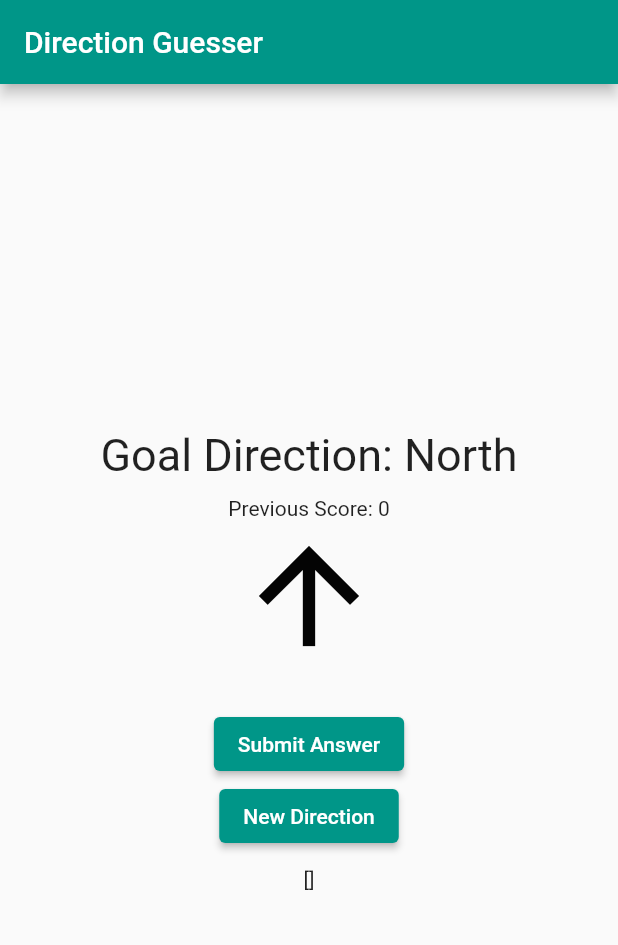
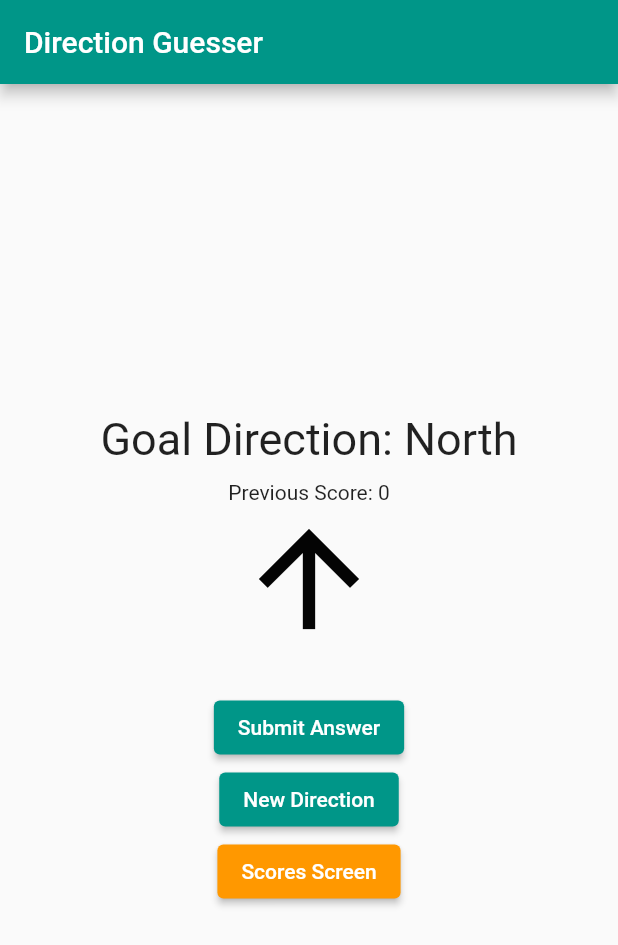
Before and after one commit to ryfuller03/project-3-sensory-overload, a Flutter app: the MyMagnet screen opened directly, after a tap on "Submit Answer", on a phone screen of 412 x 824 dp. Shown: the top 945 px of the screen. Run offline on Flutter 3.47's test engine with Material 2 defaults, Android fonts, the phone set to English and light mode, and no system bars; our stand-ins replace sensors_plus.

Commit message:
Functionally Complete

```diff
--- a/project_3_sensory_overload/lib/game.dart
+++ b/project_3_sensory_overload/lib/game.dart
@@ -2,7 +2,7 @@ import 'dart:async';
 import 'dart:math';
 
 import 'package:flutter/material.dart';
-import 'package:project_3_sensory_overload/main.dart';
+import 'package:project_3_sensory_overload/scoreboard.dart';
 import 'package:sensors_plus/sensors_plus.dart';
 
 class Item {
@@ -19,13 +19,14 @@ class Item {
   }
 }
 
+// ignore: must_be_immutable
 class MyMagnet extends StatefulWidget {
   List<int> scoresList;
 
   MyMagnet({super.key, required this.scoresList});
 
   @override
-  State createState() => MyMagnetState(scoresList);
+  State createState() => MyMagnetState();
 }
 
 class MyMagnetState extends State<MyMagnet> {
@@ -36,9 +37,8 @@ class MyMagnetState extends State<MyMagnet> {
   bool orangeArrowVisible = false;
   final _streamSubscriptions = <StreamSubscription<dynamic>>[];
   final Color themeColor = Colors.teal;
-  final List<int> scoresList;
 
-  MyMagnetState(this.scoresList) {
+  MyMagnetState() {
     setRandomDirection();
   }
 
@@ -57,7 +57,7 @@ class MyMagnetState extends State<MyMagnet> {
   void showSolution() {
     orangeArrowVisible = true;
     previousScore = score;
-    scoresList.add(score);
+    widget.scoresList.add(score);
   }
 
   void processUserAnswer(double x, double y) {
@@ -77,6 +77,7 @@ class MyMagnetState extends State<MyMagnet> {
   @override
   Widget build(BuildContext context) {
     return Scaffold(
+        resizeToAvoidBottomInset: false,
         appBar: AppBar(
             title: const Text("Direction Guesser"),
             backgroundColor: Colors.teal),
@@ -118,8 +119,18 @@ class MyMagnetState extends State<MyMagnet> {
                   key: const Key("New Direction Button"),
                   child: const Text("New Direction"))),
           Padding(
-              padding: const EdgeInsets.only(top: 10),
-              child: Text(scoresList.toString()))
+              padding: const EdgeInsets.only(top: 0),
+              child: ElevatedButton(
+                style: ElevatedButton.styleFrom(backgroundColor: Colors.orange),
+                onPressed: () {
+                  Navigator.push(
+                      context,
+                      MaterialPageRoute(
+                          builder: (context) =>
+                              ScoreScreen(scoresList: widget.scoresList)));
+                },
+                child: const Text("Scores Screen"),
+              ))
         ])));
   }
 
@@ -140,5 +151,6 @@ class MyMagnetState extends State<MyMagnet> {
 }
 
 void main() {
-  runApp(MaterialApp(title: "Magnet Game", home: MyMagnet(scoresList: [])));
+  runApp(
+      MaterialApp(title: "Magnet Game", home: MyMagnet(scoresList: const [])));
 }
--- a/project_3_sensory_overload/lib/main.dart
+++ b/project_3_sensory_overload/lib/main.dart
@@ -1,6 +1,5 @@
 import 'package:flutter/material.dart';
 import 'package:project_3_sensory_overload/game.dart';
-import 'package:project_3_sensory_overload/scoreboard.dart';
 
 void main() {
   runApp(MyApp());
--- a/project_3_sensory_overload/lib/scoreboard.dart
+++ b/project_3_sensory_overload/lib/scoreboard.dart
@@ -1,12 +1,12 @@
-import 'dart:ffi';
-
 import 'package:flutter/material.dart';
 
+// ignore: must_be_immutable
 class ScoreScreen extends StatefulWidget {
   List<int> scoresList;
   ScoreScreen({super.key, required this.scoresList});
 
   @override
+  // ignore: no_logic_in_create_state
   State createState() => ScoreScreenState(scoresList);
 }
 
@@ -19,7 +19,8 @@ class ScoreScreenState extends State<ScoreScreen> {
   Widget build(BuildContext context) {
     scoresList.sort((a, b) => a.compareTo(b));
     return Scaffold(
-        appBar: AppBar(title: Text("Scores Screen")),
+        appBar: AppBar(
+            title: const Text("Scores Screen"), backgroundColor: Colors.teal),
         body: ListView.builder(
             itemCount: scoresList.length,
             prototypeItem: ListTile(title: Text(scoresList.first.toString())),
```
